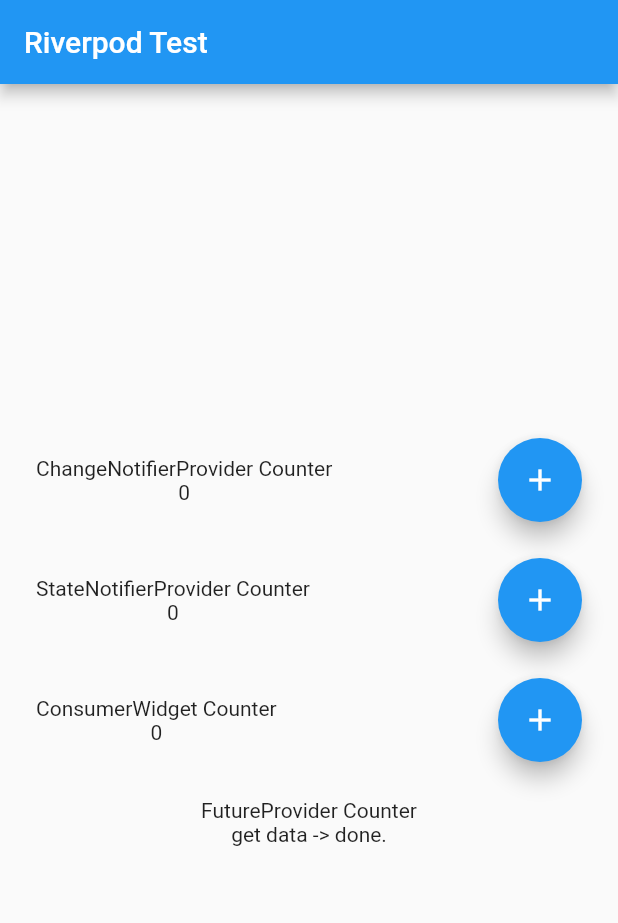
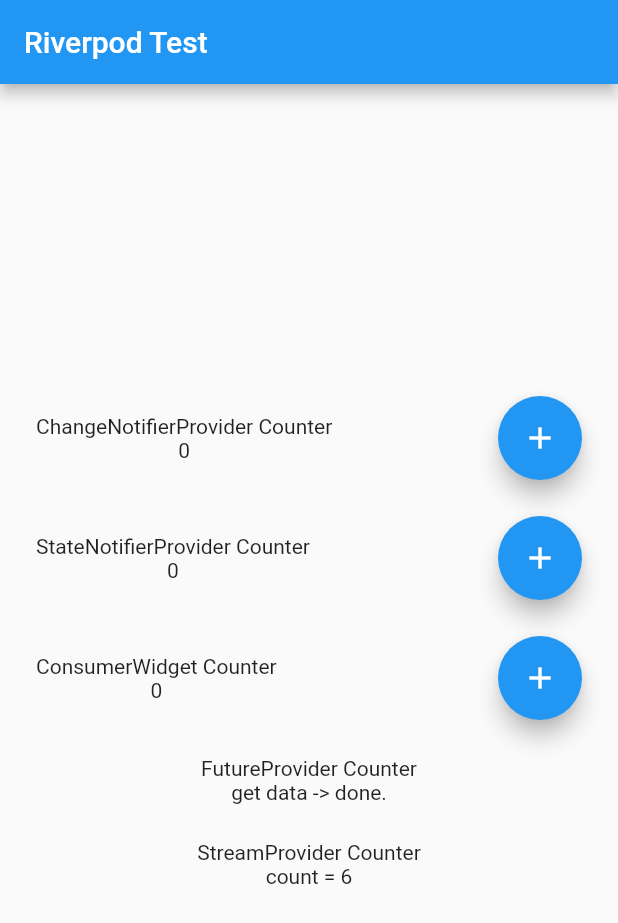
Before and after one commit to mayataso/riverpod_example, a Flutter app: the screen it shows after launch, on a phone screen of 412 x 824 dp. Shown: the top 923 px of the screen. Run offline on Flutter 3.47's test engine with Material 2 defaults, Android fonts, the phone set to English and light mode, and no system bars; our stand-ins replace flutter_riverpod.

Commit message:
feat: Stream Providerの解説追加

```diff
--- a/lib/main.dart
+++ b/lib/main.dart
@@ -13,7 +13,14 @@ final _stateNotifierProvider = StateNotifierProvider(
   (ref) => StateNotifierCounter(),
 );
 final _futureProvider = FutureProvider<String>((ref) {
-  return Future.delayed(Duration(seconds: 5), () => 'done');
+  return Future.delayed(const Duration(seconds: 5), () => 'done');
+});
+final _streamProvider = StreamProvider.autoDispose<int>((ref) async* {
+  var count = 0;
+  for (int i = 0; i < 100; i++) {
+    await Future.delayed(const Duration(seconds: 1));
+    yield count++;
+  }
 });
 
 void main() {
@@ -62,6 +69,8 @@ class MyHomePage extends StatelessWidget {
             _buildConsumerWidgetTestArea(),
             const SizedBox(height: 24),
             _buildFutureProviderTestArea(),
+            const SizedBox(height: 24),
+            _buildStreamProviderTestArea(),
             const SizedBox(height: 24),
           ],
         ),
@@ -157,4 +166,27 @@ class MyHomePage extends StatelessWidget {
         loading: () => const CircularProgressIndicator(),
         error: (error, stack) => const Text('Error!'));
   }
+
+  // Stream Provider
+  // Future Providerと大体同じ
+  // 継続的な値の変化に対応できる。ポーリング処理にも使えそう？
+  _buildStreamProviderTestArea() {
+    return Column(
+      children: [
+        const Text('StreamProvider Counter'),
+        Consumer(
+          builder: (context, ref, child) {
+            return _getStreamStateWidget(ref: ref);
+          },
+        ),
+      ],
+    );
+  }
+
+  Widget _getStreamStateWidget({required WidgetRef ref}) {
+    return ref.watch(_streamProvider).when(
+        data: (data) => Text('count = $data'),
+        loading: () => const CircularProgressIndicator(),
+        error: (error, stack) => const Text('Error!'));
+  }
 }
```
